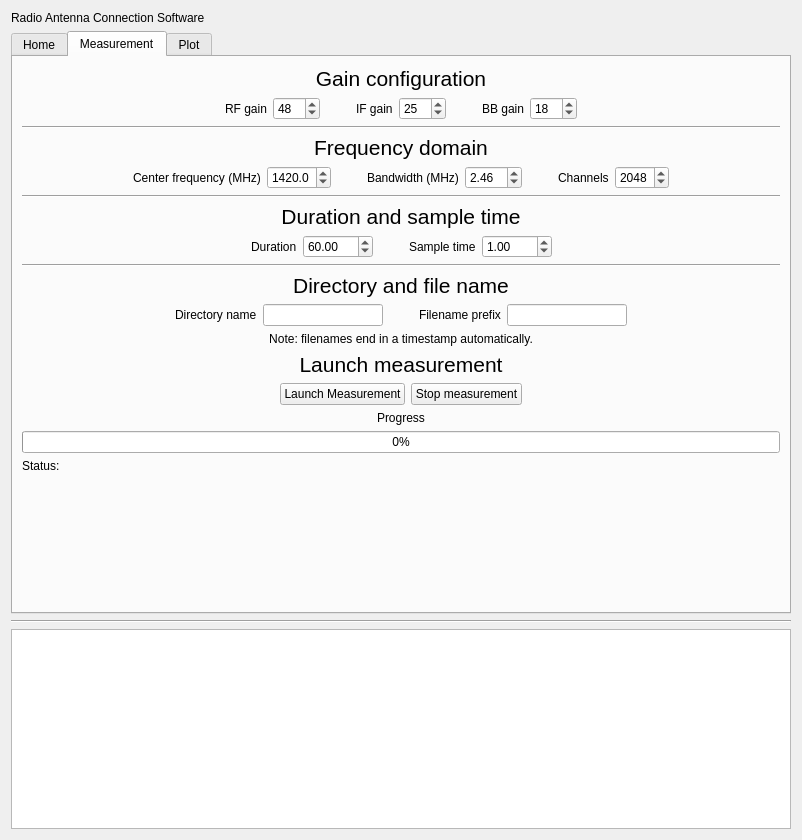
Above: GUI/formMainClient.ui from EPF-Ground-Station/VEGA_SRT before the change. Below: the same form after it.
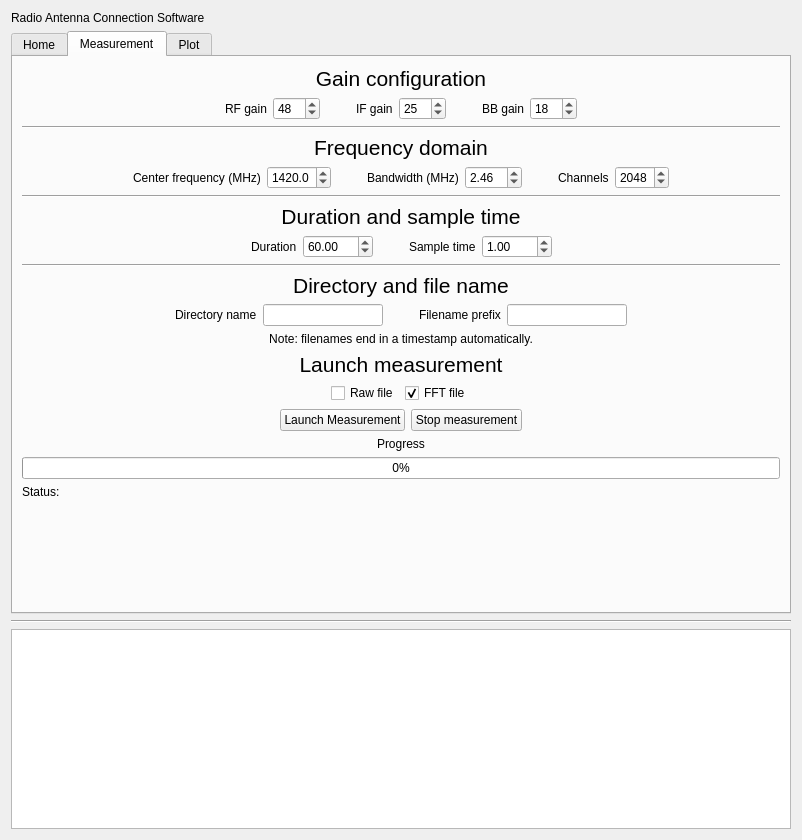
That is the form after the change.

Commit message: Updated client GUI for measurements.

The edit to the form file:
```diff
--- a/GUI/formMainClient.ui
+++ b/GUI/formMainClient.ui
@@ -1589,6 +1589,56 @@
          </property>
         </widget>
        </item>
+       <item>
+        <layout class="QHBoxLayout" name="horizontalLayout_17">
+         <property name="topMargin">
+          <number>0</number>
+         </property>
+         <item>
+          <spacer name="horizontalSpacer_6">
+           <property name="orientation">
+            <enum>Qt::Horizontal</enum>
+           </property>
+           <property name="sizeHint" stdset="0">
+            <size>
+             <width>40</width>
+             <height>20</height>
+            </size>
+           </property>
+          </spacer>
+         </item>
+         <item>
+          <widget class="QCheckBox" name="checkBox_Raw">
+           <property name="text">
+            <string>Raw file</string>
+           </property>
+          </widget>
+         </item>
+         <item>
+          <widget class="QCheckBox" name="checkBox_FFT">
+           <property name="text">
+            <string>FFT file</string>
+           </property>
+           <property name="checked">
+            <bool>true</bool>
+           </property>
+          </widget>
+         </item>
+         <item>
+          <spacer name="horizontalSpacer_27">
+           <property name="orientation">
+            <enum>Qt::Horizontal</enum>
+           </property>
+           <property name="sizeHint" stdset="0">
+            <size>
+             <width>40</width>
+             <height>20</height>
+            </size>
+           </property>
+          </spacer>
+         </item>
+        </layout>
+       </item>
        <item>
         <layout class="QHBoxLayout" name="horizontalLayout_9">
          <property name="topMargin">
```
The commit also changes 1 other file.
